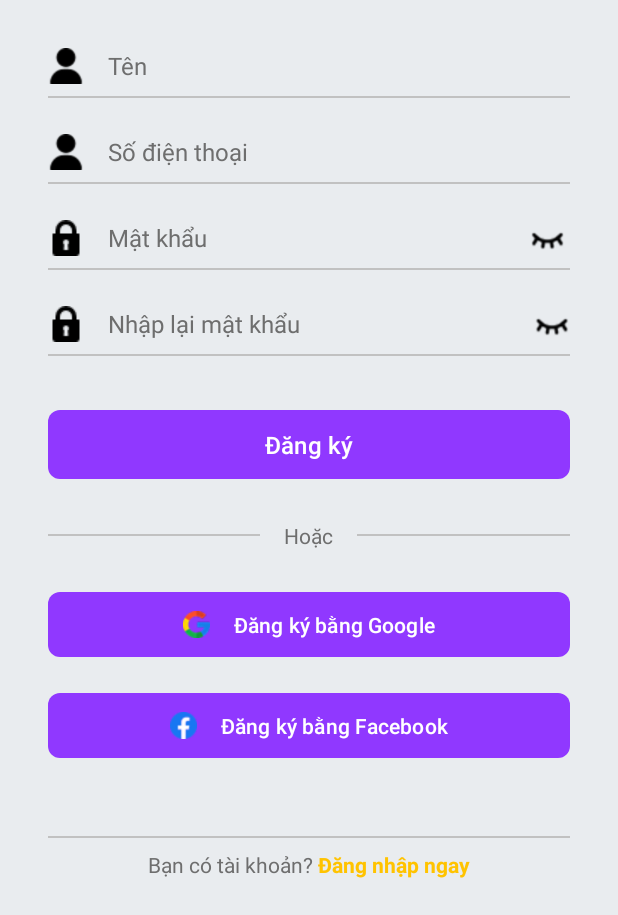
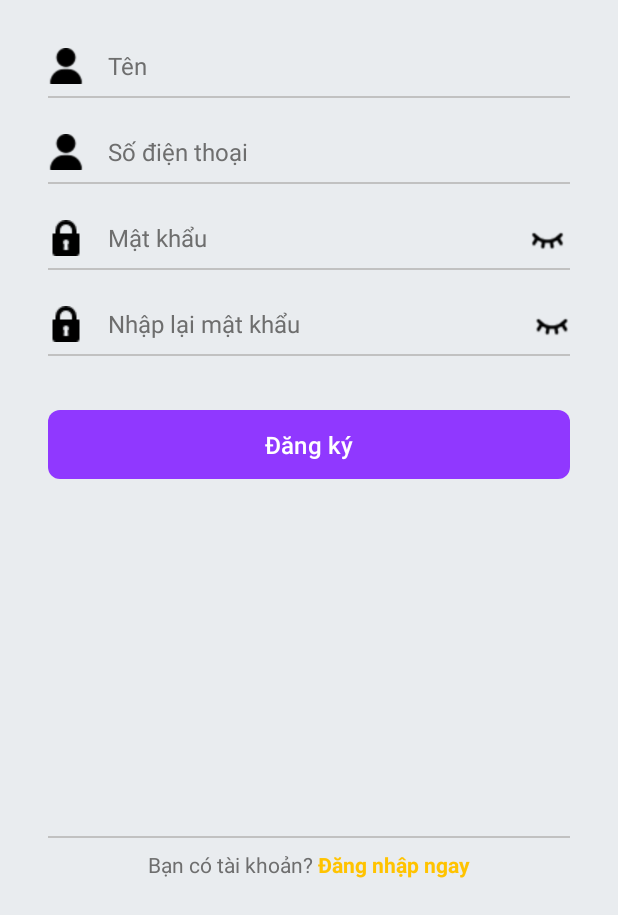
Before and after one commit to levanthiet22052020-star/DuLong, an Android app: the RegisterActivity screen opened directly, with no data from a screen before it, on a phone screen of 412 x 824 dp, the part 321-1236 px from its top. Run offline under Robolectric (Android 15) with nearby library versions, the phone set to English and light mode, and no system bars.

Commit message:
làm bài đi

```diff
--- a/app/src/main/res/layout/activity_register.xml
+++ b/app/src/main/res/layout/activity_register.xml
@@ -191,66 +191,6 @@
                 app:backgroundTint="@color/secondary_purple"
                 app:cornerRadius="8dp" />
 
-            <LinearLayout
-                android:layout_width="match_parent"
-                android:layout_height="wrap_content"
-                android:layout_marginTop="24dp"
-                android:gravity="center_vertical"
-                android:orientation="horizontal">
-
-                <View
-                    android:layout_width="0dp"
-                    android:layout_height="1dp"
-                    android:layout_weight="1"
-                    android:background="@color/line_grey" />
-
-                <TextView
-                    android:layout_width="wrap_content"
-                    android:layout_height="wrap_content"
-                    android:paddingStart="16dp"
-                    android:paddingEnd="16dp"
-                    android:text="Hoặc"
-                    android:textColor="@color/text_grey" />
-
-                <View
-                    android:layout_width="0dp"
-                    android:layout_height="1dp"
-                    android:layout_weight="1"
-                    android:background="@color/line_grey" />
-            </LinearLayout>
-
-            <com.google.android.material.button.MaterialButton
-                android:id="@+id/btn_google_register"
-                android:layout_width="match_parent"
-                android:layout_height="wrap_content"
-                android:layout_marginTop="24dp"
-                android:paddingTop="12dp"
-                android:paddingBottom="12dp"
-                android:text="Đăng ký bằng Google"
-                android:textColor="@color/white"
-                app:backgroundTint="@color/secondary_purple"
-                app:cornerRadius="8dp"
-                app:icon="@drawable/ic_google_logo"
-                app:iconGravity="textStart"
-                app:iconPadding="16dp"
-                app:iconTint="@null" />
-
-            <com.google.android.material.button.MaterialButton
-                android:id="@+id/btn_facebook_register"
-                android:layout_width="match_parent"
-                android:layout_height="wrap_content"
-                android:layout_marginTop="16dp"
-                android:paddingTop="12dp"
-                android:paddingBottom="12dp"
-                android:text="Đăng ký bằng Facebook"
-                android:textColor="@color/white"
-                app:backgroundTint="@color/secondary_purple"
-                app:cornerRadius="8dp"
-                app:icon="@drawable/ic_facebook_logo"
-                app:iconGravity="textStart"
-                app:iconPadding="16dp"
-                app:iconTint="@null" />
-
         </LinearLayout>
     </ScrollView>
 
```
Also changed, not shown: app/src/main/res/layout/activity_login.xml (+0 -62 lines).
